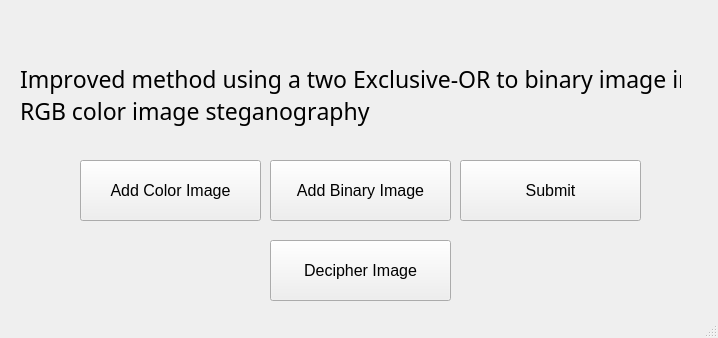
The window that dataSecurity.ui (YonatanHen/Hiding-Binary-Image-In-Color-Image) describes before a commit, drawn with Qt 5.
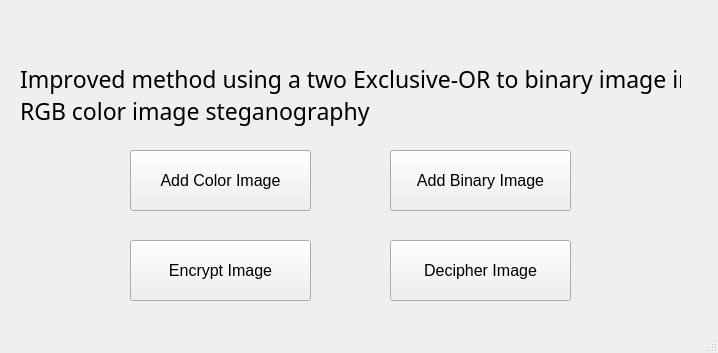
The same window after the commit.

Patch:
```diff
--- a/dataSecurity.ui
+++ b/dataSecurity.ui
@@ -7,7 +7,7 @@
     <x>0</x>
     <y>0</y>
     <width>718</width>
-    <height>338</height>
+    <height>353</height>
    </rect>
   </property>
   <property name="font">
@@ -25,8 +25,8 @@
    <widget class="QPushButton" name="ColorImageBtn">
     <property name="geometry">
      <rect>
-      <x>80</x>
-      <y>160</y>
+      <x>130</x>
+      <y>150</y>
       <width>181</width>
       <height>61</height>
      </rect>
@@ -85,8 +85,8 @@
    <widget class="QPushButton" name="BinaryImageBtn">
     <property name="geometry">
      <rect>
-      <x>270</x>
-      <y>160</y>
+      <x>390</x>
+      <y>150</y>
       <width>181</width>
       <height>61</height>
      </rect>
@@ -103,8 +103,8 @@
    <widget class="QPushButton" name="SubmitBtn">
     <property name="geometry">
      <rect>
-      <x>460</x>
-      <y>160</y>
+      <x>130</x>
+      <y>240</y>
       <width>181</width>
       <height>61</height>
      </rect>
@@ -115,13 +115,13 @@
      </font>
     </property>
     <property name="text">
-     <string>Submit</string>
+     <string>Encrypt Image</string>
     </property>
    </widget>
    <widget class="QPushButton" name="DecipherBtn">
     <property name="geometry">
      <rect>
-      <x>270</x>
+      <x>390</x>
       <y>240</y>
       <width>181</width>
       <height>61</height>
```
Left out of the diff: 2 changed lines with no effect on the pictures.
